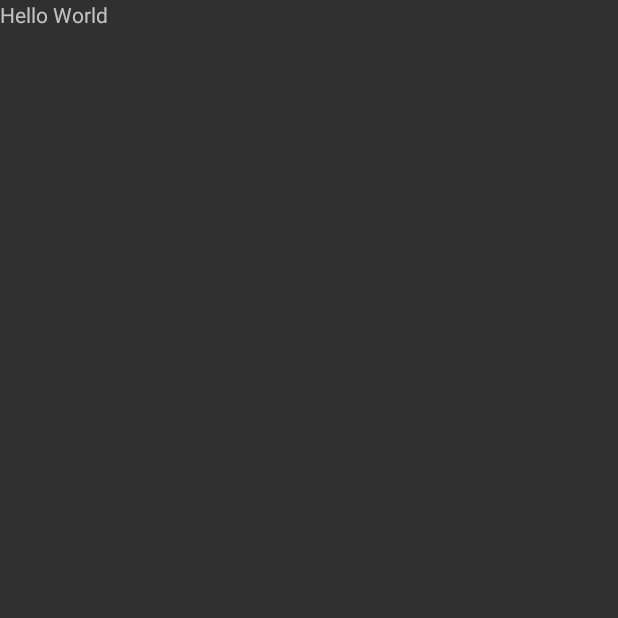
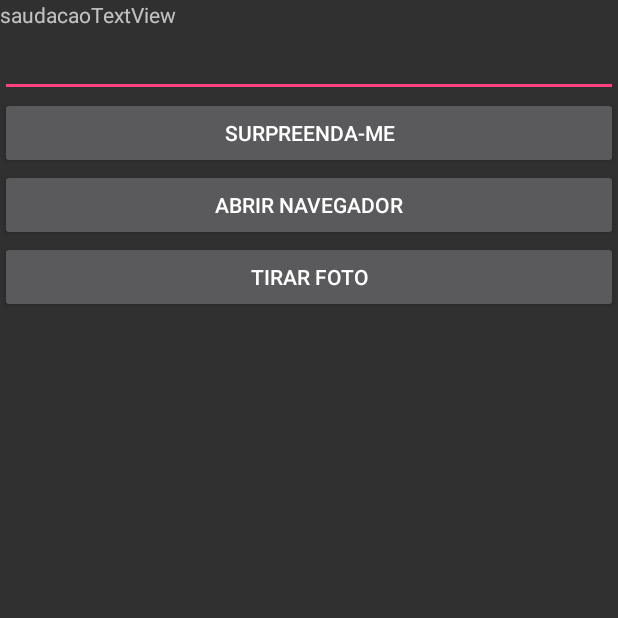
Before and after one commit to danilocbueno/dmAndroid, an Android app: the screen it shows after launch (MainActivity), on a phone screen of 412 x 824 dp, the top half of it. Before the commit the part shown is almost empty. Run offline under Robolectric (Android 15) with nearby library versions, the phone set to English and light mode, and no system bars.

Commit message:
HelloWorld Melhorado

```diff
--- a/app/src/main/java/br/edu/ufscar/tmandroid/MainActivity.java
+++ b/app/src/main/java/br/edu/ufscar/tmandroid/MainActivity.java
@@ -1,7 +1,16 @@
 package br.edu.ufscar.tmandroid;
 
 import android.app.Activity;
+import android.content.Intent;
+import android.net.Uri;
 import android.os.Bundle;
+import android.provider.MediaStore;
+import android.text.Editable;
+import android.view.View;
+import android.widget.EditText;
+import android.widget.TextView;
+
+import java.io.File;
 
 /**
  * Created by danilocbueno on 09/02/17.
@@ -9,9 +18,36 @@ import android.os.Bundle;
 
 public class MainActivity extends Activity {
 
+    //variaveis para os elementos da view
+    private EditText nomeEditText;
+    private TextView saudacaoTextView;
+
     @Override
     protected void onCreate(Bundle savedInstanceState) {
         super.onCreate(savedInstanceState);
         setContentView(R.layout.activity_main);
+
+        //referenciando os elementos
+        this.nomeEditText = (EditText) findViewById(R.id.nomeEditText);
+        this.saudacaoTextView = (TextView) findViewById(R.id.saudacaoTextView);
+    }
+
+    public void surpreenderUsuario(View v) {
+        Editable texto = this.nomeEditText.getText();
+        this.saudacaoTextView.setText(texto);
+
+    }
+
+    public void abrirNavegador(View v) {
+        Uri	uri	=	Uri.parse("http://www.android.com");
+        Intent	intent	=	new	Intent(Intent.ACTION_VIEW,	uri);
+        startActivity(intent);
+    }
+
+    public void tirarFoto(View v) {
+        Uri uri = Uri.fromFile(new File("/sdcard/hello.jpg"));
+        Intent intent = new Intent(MediaStore.ACTION_IMAGE_CAPTURE);
+        intent.putExtra(MediaStore.EXTRA_OUTPUT, uri);
+        startActivity(intent);
     }
 }
--- a/app/src/main/res/layout/activity_main.xml
+++ b/app/src/main/res/layout/activity_main.xml
@@ -1,10 +1,42 @@
 <?xml version="1.0" encoding="utf-8"?>
 <LinearLayout xmlns:android="http://schemas.android.com/apk/res/android"
     android:layout_width="match_parent"
-    android:layout_height="match_parent">
+    android:layout_height="match_parent"
+    android:orientation="vertical">
 
     <TextView
-        android:text="Hello World"
-        android:layout_width="wrap_content"
+        android:id="@+id/saudacaoTextView"
+        android:text="@string/saudacao_inicial"
+        android:layout_width="match_parent"
         android:layout_height="wrap_content"/>
+
+    <EditText
+        android:layout_width="match_parent"
+        android:layout_height="wrap_content"
+        android:id="@+id/nomeEditText">
+
+        <requestFocus/>
+    </EditText>
+
+    <Button
+        android:layout_width="match_parent"
+        android:layout_height="wrap_content"
+        android:layout_gravity="center"
+        android:id="@+id/saudacaoButton"
+        android:text="Surpreenda-me"
+        android:onClick="surpreenderUsuario"/>
+
+    <Button
+        android:text="@string/botao_abrir_navegador"
+        android:layout_width="match_parent"
+        android:layout_height="wrap_content"
+        android:id="@+id/button"
+        android:onClick="abrirNavegador" />
+
+    <Button
+        android:text="tirar foto"
+        android:layout_width="match_parent"
+        android:layout_height="wrap_content"
+        android:id="@+id/tirarFoto"
+        android:onClick="tirarFoto" />
 </LinearLayout>
--- a/app/src/main/res/values/strings.xml
+++ b/app/src/main/res/values/strings.xml
@@ -1,3 +1,5 @@
 <resources>
     <string name="app_name">tmAndroid</string>
+    <string name="saudacao_inicial">saudacaoTextView</string>
+    <string name="botao_abrir_navegador">Abrir Navegador</string>
 </resources>
```
